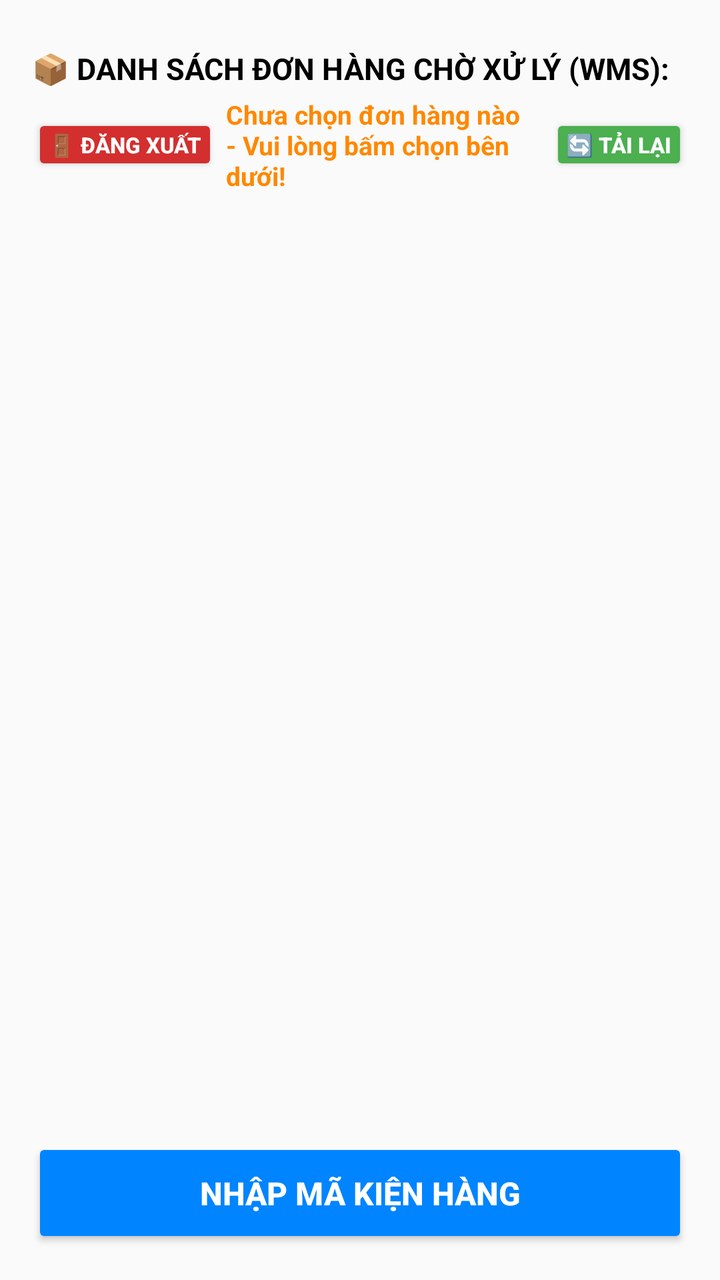
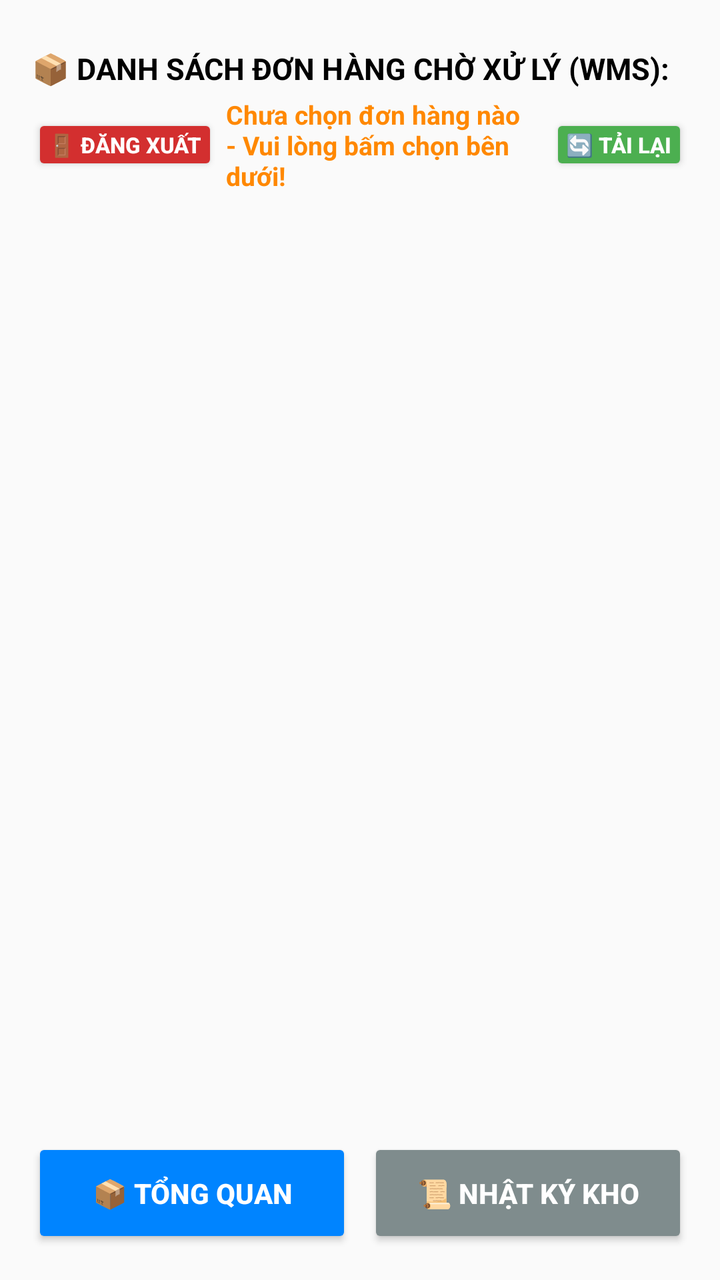

The first picture is an Android layout as it rendered before a commit; the second is the same layout after the commit. The layout source and the unified diff follow.
<!-- AndroidManifest.xml: activity theme Theme.AppCompat.Light.NoActionBar -->
<!-- res/layout/activity_warehouse.xml -->
<?xml version="1.0" encoding="utf-8"?>
<LinearLayout xmlns:android="http://schemas.android.com/apk/res/android"
    android:layout_width="match_parent"
    android:layout_height="match_parent"
    android:orientation="vertical"
    android:paddingLeft="16dp"
    android:paddingRight="16dp"
    android:paddingBottom="16dp"
    android:paddingTop="24dp">

    <TextView
        android:id="@+id/txtTitle"
        android:layout_width="wrap_content"
        android:layout_height="wrap_content"
        android:text="📦 DANH SÁCH ĐƠN HÀNG CHỜ XỬ LÝ (WMS):"
        android:textSize="15sp"
        android:textStyle="bold"
        android:textColor="#000000"
        android:layout_marginBottom="4dp" />

    <LinearLayout
        android:layout_width="match_parent"
        android:layout_height="wrap_content"
        android:orientation="horizontal"
        android:gravity="center_vertical"
        android:layout_marginBottom="12dp">

        <Button
            android:id="@+id/btnLogout"
            android:layout_width="wrap_content"
            android:layout_height="wrap_content"
            android:text="🚪 ĐĂNG XUẤT"
            android:textSize="11sp"
            android:textStyle="bold"
            android:backgroundTint="#D32F2F"
            android:textColor="#FFFFFF"
            android:minHeight="0dp"
            android:minWidth="0dp"
            android:padding="8dp"
            android:layout_marginRight="4dp" />

        <TextView
            android:id="@+id/txtSelectedOrder"
            android:layout_width="0dp"
            android:layout_height="wrap_content"
            android:layout_weight="1"
            android:text="Chưa chọn đơn hàng nào - Vui lòng bấm chọn bên dưới!"
            android:textSize="13sp"
            android:textColor="#FF8800"
            android:textStyle="bold"
            android:paddingEnd="4dp" />

        <Button
            android:id="@+id/btnReload"
            android:layout_width="wrap_content"
            android:layout_height="wrap_content"
            android:text="🔄 TẢI LẠI"
            android:textSize="11sp"
            android:textStyle="bold"
            android:backgroundTint="#4CAF50"
            android:textColor="#FFFFFF"
            android:minHeight="0dp"
            android:minWidth="0dp"
            android:padding="8dp" />
    </LinearLayout>

    <ListView
        android:id="@+id/listViewOrders"
        android:layout_width="match_parent"
        android:layout_height="0dp"
        android:layout_weight="1"
        android:divider="#CCCCCC"
        android:dividerHeight="1dp"
        android:layout_marginBottom="16dp" />

    <Button
        android:id="@+id/btnScan"
        android:layout_width="match_parent"
        android:layout_height="55dp"
        android:backgroundTint="#0084FF"
        android:textColor="#FFFFFF"
        android:text="NHẬP MÃ KIỆN HÀNG"
        android:textSize="16sp"
        android:textStyle="bold" />

</LinearLayout>
<!-- resources referenced by this layout -->
<resources>

</resources>

<!-- the commit's change to res/layout/activity_warehouse.xml (unified diff, before → after) -->
@@ -71,16 +71,34 @@
         android:layout_weight="1"
         android:divider="#CCCCCC"
         android:dividerHeight="1dp"
-        android:layout_marginBottom="16dp" />
+        android:layout_marginBottom="8dp" />
 
-    <Button
-        android:id="@+id/btnScan"
+    <LinearLayout
         android:layout_width="match_parent"
         android:layout_height="55dp"
-        android:backgroundTint="#0084FF"
-        android:textColor="#FFFFFF"
-        android:text="NHẬP MÃ KIỆN HÀNG"
-        android:textSize="16sp"
-        android:textStyle="bold" />
+        android:orientation="horizontal">
+
+        <Button
+            android:id="@+id/btnTabOverview"
+            android:layout_width="0dp"
+            android:layout_height="match_parent"
+            android:layout_weight="1"
+            android:text="📦 TỔNG QUAN"
+            android:backgroundTint="#0084FF"
+            android:textColor="#FFFFFF"
+            android:textStyle="bold"
+            android:layout_marginRight="4dp"/>
+
+        <Button
+            android:id="@+id/btnTabLogs"
+            android:layout_width="0dp"
+            android:layout_height="match_parent"
+            android:layout_weight="1"
+            android:text="📜 NHẬT KÝ KHO"
+            android:backgroundTint="#7F8C8D"
+            android:textColor="#FFFFFF"
+            android:textStyle="bold"
+            android:layout_marginLeft="4dp"/>
+    </LinearLayout>
 
 </LinearLayout>
